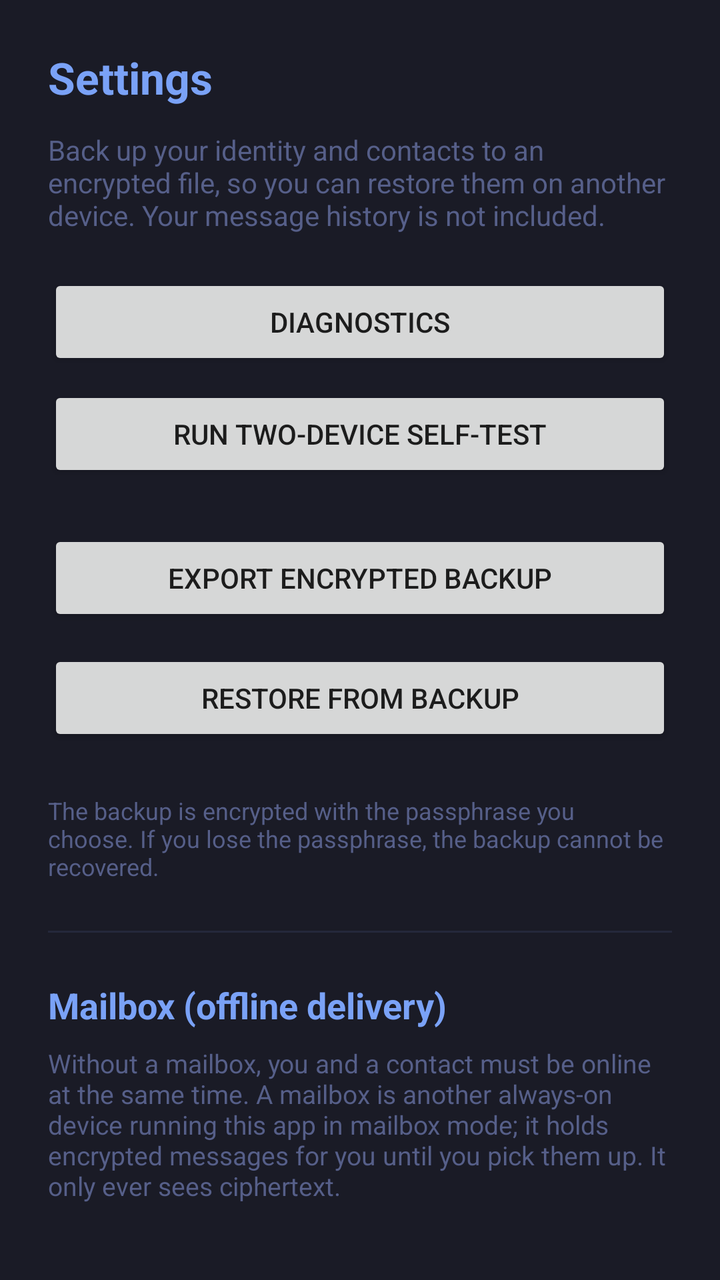
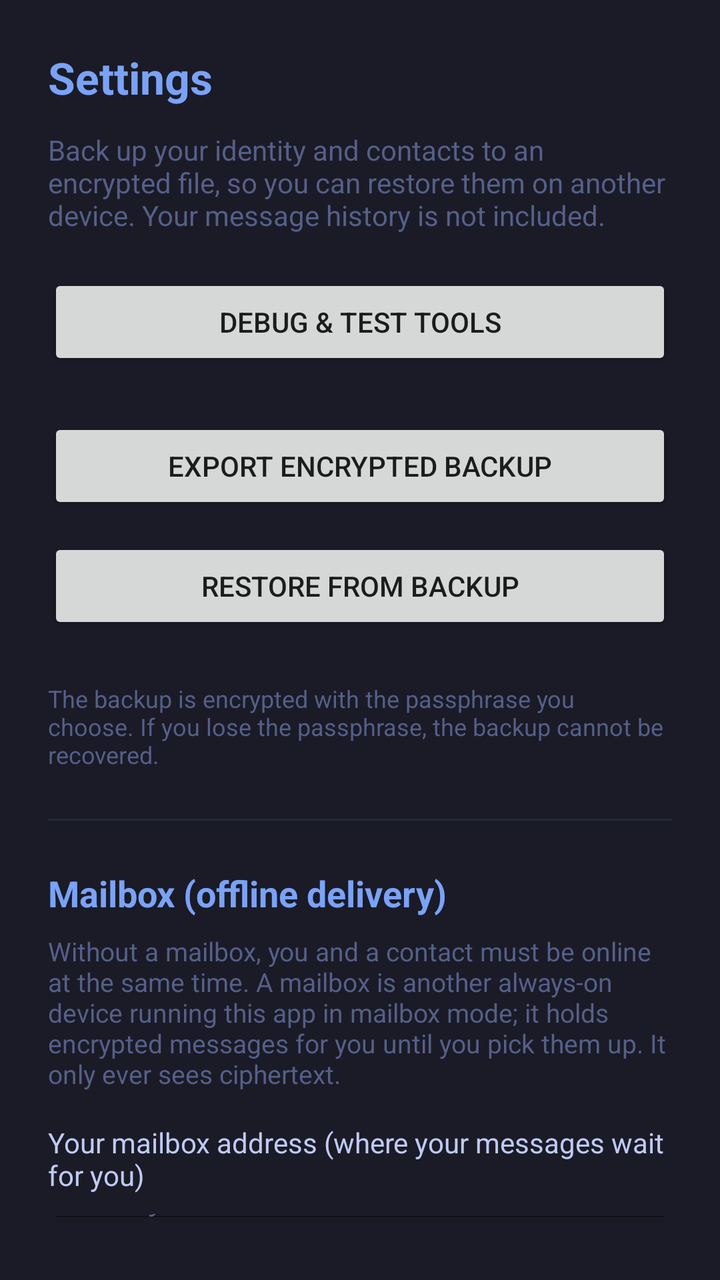

Before-and-after screenshots of an Android layout around one commit, followed by the original layout XML and the change that was made.
<!-- AndroidManifest.xml: application theme Theme.LegendMessage -->
<!-- res/layout/activity_settings.xml -->
<?xml version="1.0" encoding="utf-8"?>
<LinearLayout
    xmlns:android="http://schemas.android.com/apk/res/android"
    android:layout_width="match_parent"
    android:layout_height="match_parent"
    android:background="@color/tn_bg"
    android:orientation="vertical"
    android:padding="24dp">

    <TextView
        android:layout_width="wrap_content"
        android:layout_height="wrap_content"
        android:text="@string/settings_title"
        android:textColor="@color/tn_blue"
        android:textSize="22sp"
        android:textStyle="bold" />

    <TextView
        android:layout_width="match_parent"
        android:layout_height="wrap_content"
        android:layout_marginTop="12dp"
        android:text="@string/settings_backup_blurb"
        android:textColor="@color/tn_dim"
        android:textSize="14sp" />

    <Button
        android:id="@+id/diagnosticsButton"
        android:layout_width="match_parent"
        android:layout_height="wrap_content"
        android:layout_marginTop="20dp"
        android:text="@string/diag_open" />

    <Button
        android:id="@+id/selfTestButton"
        android:layout_width="match_parent"
        android:layout_height="wrap_content"
        android:layout_marginTop="8dp"
        android:text="@string/selftest_open" />

    <Button
        android:id="@+id/exportButton"
        android:layout_width="match_parent"
        android:layout_height="wrap_content"
        android:layout_marginTop="24dp"
        android:text="@string/settings_export" />

    <Button
        android:id="@+id/importButton"
        android:layout_width="match_parent"
        android:layout_height="wrap_content"
        android:layout_marginTop="12dp"
        android:text="@string/settings_import" />

    <TextView
        android:layout_width="match_parent"
        android:layout_height="wrap_content"
        android:layout_marginTop="24dp"
        android:text="@string/settings_footnote"
        android:textColor="@color/tn_dim"
        android:textSize="12sp" />

    <View
        android:layout_width="match_parent"
        android:layout_height="1dp"
        android:layout_marginVertical="24dp"
        android:background="@color/tn_surface" />

    <TextView
        android:layout_width="wrap_content"
        android:layout_height="wrap_content"
        android:text="@string/mailbox_title"
        android:textColor="@color/tn_blue"
        android:textSize="18sp"
        android:textStyle="bold" />

    <TextView
        android:layout_width="match_parent"
        android:layout_height="wrap_content"
        android:layout_marginTop="8dp"
        android:text="@string/mailbox_blurb"
        android:textColor="@color/tn_dim"
        android:textSize="13sp" />

    <TextView
        android:layout_width="match_parent"
        android:layout_height="wrap_content"
        android:layout_marginTop="16dp"
        android:text="@string/mailbox_my_address_label"
        android:textColor="@color/tn_fg"
        android:textSize="14sp" />

    <EditText
        android:id="@+id/mailboxAddressInput"
        android:layout_width="match_parent"
        android:layout_height="wrap_content"
        android:fontFamily="monospace"
        android:hint="@string/mailbox_my_address_hint"
        android:inputType="textNoSuggestions"
        android:textColor="@color/tn_fg"
        android:textColorHint="@color/tn_dim"
        android:textSize="13sp" />

    <Button
        android:id="@+id/mailboxSaveButton"
        android:layout_width="wrap_content"
        android:layout_height="wrap_content"
        android:layout_gravity="end"
        android:text="@string/mailbox_save" />

    <CheckBox
        android:id="@+id/mailboxModeCheck"
        android:layout_width="match_parent"
        android:layout_height="wrap_content"
        android:layout_marginTop="12dp"
        android:text="@string/mailbox_mode_label"
        android:textColor="@color/tn_fg" />

    <TextView
        android:layout_width="match_parent"
        android:layout_height="wrap_content"
        android:layout_marginTop="12dp"
        android:text="@string/mailbox_this_device_label"
        android:textColor="@color/tn_dim"
        android:textSize="12sp" />

    <TextView
        android:id="@+id/mailboxThisDevice"
        android:layout_width="match_parent"
        android:layout_height="wrap_content"
        android:fontFamily="monospace"
        android:textColor="@color/tn_green"
        android:textIsSelectable="true"
        android:textSize="12sp" />
</LinearLayout>
<!-- resources referenced by this layout -->
<resources>
  <color name="tn_bg">#1A1B26</color>
  <color name="tn_blue">#7AA2F7</color>
  <color name="tn_dim">#565F89</color>
  <color name="tn_fg">#C0CAF5</color>
  <color name="tn_green">#9ECE6A</color>
  <color name="tn_surface">#24283B</color>
  <string name="diag_open">Diagnostics</string>
  <string name="mailbox_blurb">Without a mailbox, you and a contact must be online at the same time. A mailbox is another always-on device running this app in mailbox mode; it holds encrypted messages for you until you pick them up. It only ever sees ciphertext.</string>
  <string name="mailbox_mode_label">Run this device as a mailbox for my contacts</string>
  <string name="mailbox_my_address_hint">abcd…xyz.onion</string>
  <string name="mailbox_my_address_label">Your mailbox address (where your messages wait for you)</string>
  <string name="mailbox_save">Save mailbox</string>
  <string name="mailbox_this_device_label">This device\'s address (use it as a mailbox on your other device):</string>
  <string name="mailbox_title">Mailbox (offline delivery)</string>
  <string name="selftest_open">Run two-device self-test</string>
  <string name="settings_backup_blurb">Back up your identity and contacts to an encrypted file, so you can restore them on another device. Your message history is not included.</string>
  <string name="settings_export">Export encrypted backup</string>
  <string name="settings_footnote">The backup is encrypted with the passphrase you choose. If you lose the passphrase, the backup cannot be recovered.</string>
  <string name="settings_import">Restore from backup</string>
  <string name="settings_title">Settings</string>
  <style name="Theme.LegendMessage" parent="Theme.AppCompat.DayNight.NoActionBar">
          <item name="colorPrimary">@color/tn_blue</item>
          <item name="colorPrimaryDark">@color/tn_bg</item>
          <item name="colorAccent">@color/tn_blue</item>
          <item name="android:windowBackground">@color/tn_bg</item>
          <item name="android:statusBarColor">@color/tn_bg</item>
      </style>
</resources>

<!-- the commit's change to res/layout/activity_settings.xml (unified diff, before → after) -->
@@ -24,18 +24,11 @@
         android:textSize="14sp" />
 
     <Button
-        android:id="@+id/diagnosticsButton"
+        android:id="@+id/debugButton"
         android:layout_width="match_parent"
         android:layout_height="wrap_content"
         android:layout_marginTop="20dp"
-        android:text="@string/diag_open" />
-
-    <Button
-        android:id="@+id/selfTestButton"
-        android:layout_width="match_parent"
-        android:layout_height="wrap_content"
-        android:layout_marginTop="8dp"
-        android:text="@string/selftest_open" />
+        android:text="@string/debug_open" />
 
     <Button
         android:id="@+id/exportButton"
<!-- resource entries referenced after the edit -->
@@ -6,7 +6,7 @@
   <color name="tn_fg">#C0CAF5</color>
   <color name="tn_green">#9ECE6A</color>
   <color name="tn_surface">#24283B</color>
-  <string name="diag_open">Diagnostics</string>
+  <string name="debug_open">Debug &amp; test tools</string>
   <string name="mailbox_blurb">Without a mailbox, you and a contact must be online at the same time. A mailbox is another always-on device running this app in mailbox mode; it holds encrypted messages for you until you pick them up. It only ever sees ciphertext.</string>
   <string name="mailbox_mode_label">Run this device as a mailbox for my contacts</string>
   <string name="mailbox_my_address_hint">abcd…xyz.onion</string>
@@ -14,7 +14,6 @@
   <string name="mailbox_save">Save mailbox</string>
   <string name="mailbox_this_device_label">This device\'s address (use it as a mailbox on your other device):</string>
   <string name="mailbox_title">Mailbox (offline delivery)</string>
-  <string name="selftest_open">Run two-device self-test</string>
   <string name="settings_backup_blurb">Back up your identity and contacts to an encrypted file, so you can restore them on another device. Your message history is not included.</string>
   <string name="settings_export">Export encrypted backup</string>
   <string name="settings_footnote">The backup is encrypted with the passphrase you choose. If you lose the passphrase, the backup cannot be recovered.</string>
